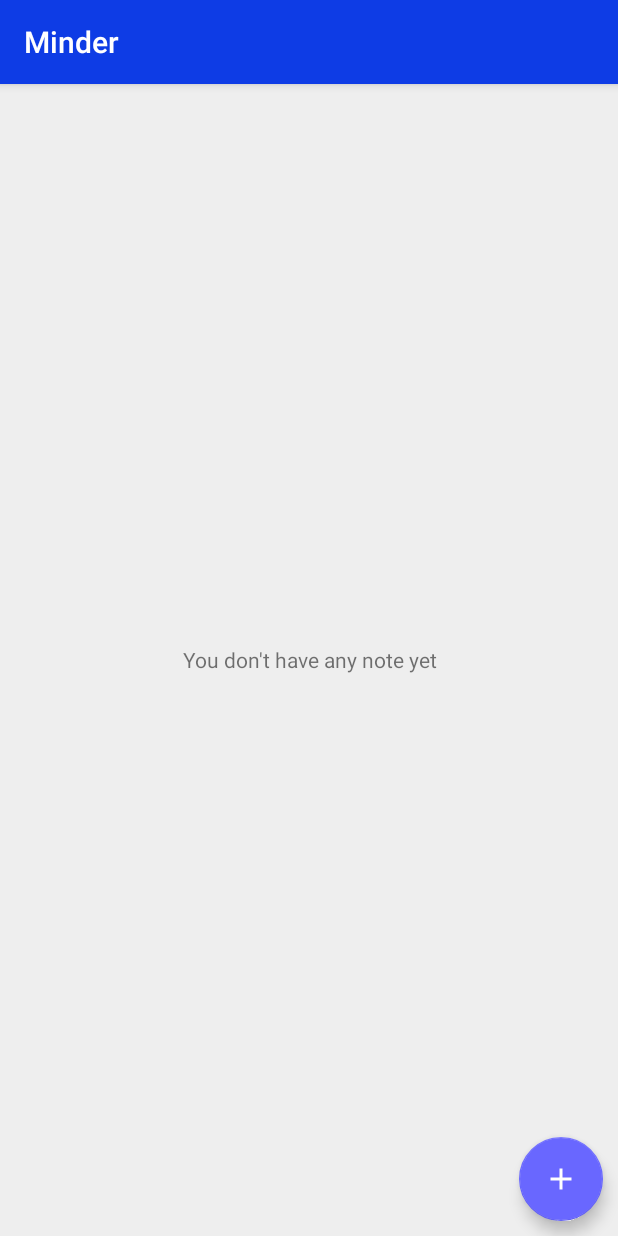
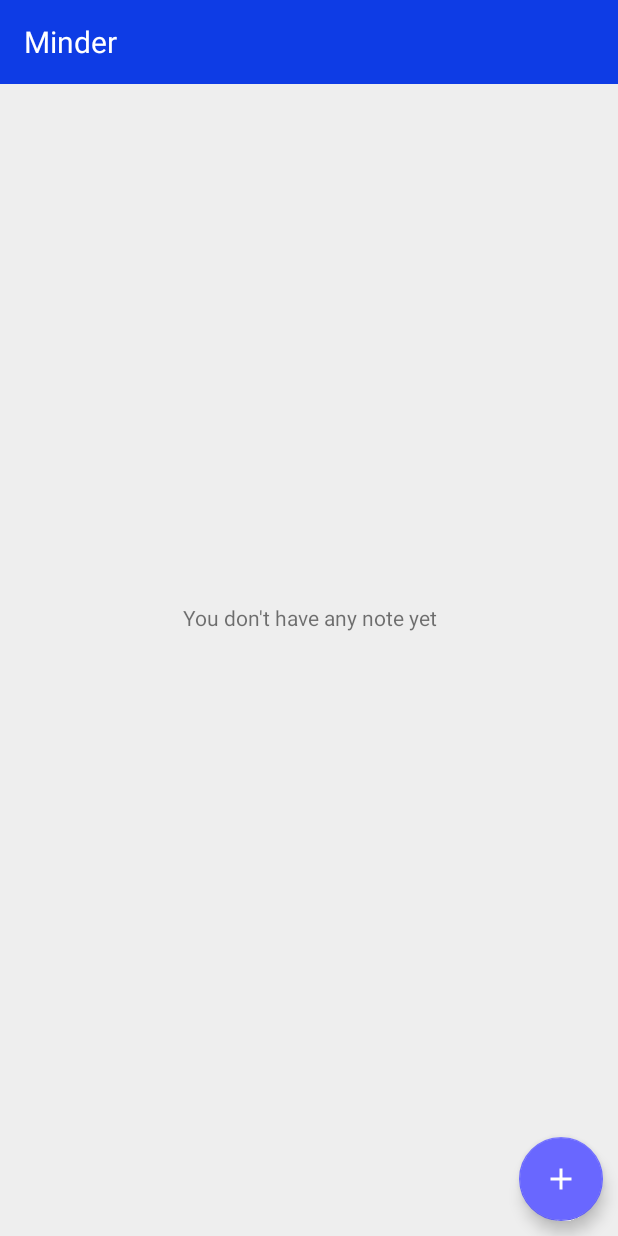
Before and after one commit to AlbanSdl/PaperBee, an Android app: the screen it shows after launch (MainActivity), on a phone screen of 412 x 824 dp. Run offline under Robolectric (Android 15) with nearby library versions, the phone set to English and light mode, and no system bars.

Commit message:
Added folder layouts
Bugs: transition to open notes are weird, we can't create folders for now

```diff
--- a/app/build.gradle
+++ b/app/build.gradle
@@ -10,15 +10,15 @@ android {
         applicationId "fr.asdl.minder"
         minSdkVersion 21
         targetSdkVersion 29
-        versionCode 1
-        versionName "0.1-unstable"
+        versionCode 2
+        versionName "0.2-unstable"
 
         testInstrumentationRunner "androidx.test.runner.AndroidJUnitRunner"
     }
 
     buildTypes {
         release {
-            minifyEnabled false
+            minifyEnabled true
             proguardFiles getDefaultProguardFile('proguard-android-optimize.txt'), 'proguard-rules.pro'
         }
     }
--- a/app/src/main/java/fr/asdl/minder/activities/MainActivity.kt
+++ b/app/src/main/java/fr/asdl/minder/activities/MainActivity.kt
@@ -1,68 +1,72 @@
 package fr.asdl.minder.activities
 
-import android.app.Activity
-import android.content.Intent
 import android.os.Bundle
 import android.view.View
 import androidx.appcompat.app.AppCompatActivity
-import androidx.core.app.ActivityOptionsCompat
-import androidx.core.util.Pair
 import androidx.core.view.ViewCompat
-import com.google.android.material.floatingactionbutton.FloatingActionButton
-import fr.asdl.minder.Fade
+import androidx.fragment.app.Fragment
+import androidx.transition.TransitionInflater
 import fr.asdl.minder.IntAllocator
 import fr.asdl.minder.R
-import fr.asdl.minder.note.*
-import fr.asdl.minder.view.sentient.SentientRecyclerView
-import kotlinx.serialization.json.Json
-import java.util.*
-import kotlin.random.Random
+import fr.asdl.minder.activities.fragments.EditorFragment
+import fr.asdl.minder.activities.fragments.FolderFragment
+import fr.asdl.minder.note.Notable
+import fr.asdl.minder.note.Note
+import fr.asdl.minder.note.NoteFolder
+import fr.asdl.minder.note.NoteManager
 
 
 class MainActivity : AppCompatActivity() {
 
-    private val idAllocator = IntAllocator()
-    private lateinit var noteManager: NoteManager
-    private val statusCodeNoteSave = Random(Date().time).nextBits(16)
-
     override fun onCreate(savedInstanceState: Bundle?) {
         super.onCreate(savedInstanceState)
-        setContentView(R.layout.activity_main)
-
-        val recycler = findViewById<SentientRecyclerView>(R.id.notes_recycler)
+        setContentView(R.layout.main_activity)
+        this.loadFragment(Fragment(R.layout.loading), null)
         Thread {
-            noteManager = NoteManager(this, idAllocator)
+            val noteManager = NoteManager(this, IntAllocator())
             noteManager.load()
             runOnUiThread {
-                recycler.adapter = NoteAdapter(noteManager)
-                Fade.fadeOut(findViewById(R.id.loadingBar))
-                Fade.fadeOut(findViewById(R.id.loadingText))
-                findViewById<FloatingActionButton>(R.id.add_note_button).setOnClickListener {
-                    val note = Note("", null, idAllocator = idAllocator, parentId = noteManager.id)
-                    note.add(NoteText(""))
-                    this.openNote(note)
-                }
+                this.openNotable(noteManager, false)
             }
         }.start()
     }
 
-    fun openNote(note: Note, vararg sharedViews: View) {
-        startActivityForResult(
-            Intent(this@MainActivity, NoteEditor::class.java).putExtra("note", Json.encodeToString(noteManager.serializer, note)),
-            statusCodeNoteSave, ActivityOptionsCompat.makeSceneTransitionAnimation(this@MainActivity, *arrayOf(*sharedViews).plusElement(findViewById<FloatingActionButton>(R.id.add_note_button)).map { v -> Pair(v, ViewCompat.getTransitionName(v)) }.toTypedArray()).toBundle()
-        )
+    fun openNotable(notable: Notable<*>, vararg sharedViews: View) {
+        this.openNotable(notable, true, *sharedViews)
     }
 
-    override fun onActivityResult(requestCode: Int, resultCode: Int, data: Intent?) {
-        super.onActivityResult(requestCode, resultCode, data)
-        if (requestCode == statusCodeNoteSave && resultCode == Activity.RESULT_OK) {
-            val noteStr = data?.getStringExtra("note")
-            if (noteStr != null) {
-                val note = Json.decodeFromString(noteManager.serializer, noteStr)
-                note.noteManager = noteManager
-                note.idAllocator = this.idAllocator
-                note.save()
+    private fun openNotable(notable: Notable<*>, addToBackStack: Boolean, vararg  sharedViews: View) = this.loadFragment(
+        if (notable is NoteFolder) FolderFragment(notable) else EditorFragment(notable as Note),
+        if (addToBackStack) notable.id.toString() else null,
+        if (notable is NoteManager) FragmentTransition.LOADING_FADE else if (notable is NoteFolder) FragmentTransition.SLIDE else FragmentTransition.EXPLODE,
+        *sharedViews
+    )
+
+    private fun loadFragment(frag: Fragment, addToBackStackTag: String?,
+                             transition: FragmentTransition? = null,
+                             vararg  sharedViews: View) {
+
+        if (transition != null) {
+            val currentFragment = supportFragmentManager.findFragmentById(R.id.folder_contents)
+            if (currentFragment != null) {
+                currentFragment.sharedElementReturnTransition = TransitionInflater.from(this@MainActivity).inflateTransition(R.transition.note_editor_open)
+                currentFragment.exitTransition = TransitionInflater.from(this@MainActivity).inflateTransition(transition.animOut)
             }
+            frag.sharedElementEnterTransition = TransitionInflater.from(this@MainActivity).inflateTransition(R.transition.note_editor_open)
+            frag.enterTransition = TransitionInflater.from(this@MainActivity).inflateTransition(transition.animIn)
         }
+
+        val transaction = supportFragmentManager.beginTransaction()
+        arrayOf(*sharedViews).forEach { transaction.addSharedElement(it, ViewCompat.getTransitionName(it) ?: "") }
+        transaction.replace(R.id.folder_contents, frag, addToBackStackTag)
+        if (addToBackStackTag != null) transaction.addToBackStack(addToBackStackTag)
+        transaction.commit()
     }
+
+    private enum class FragmentTransition(val animIn: Int, val animOut: Int) {
+        SLIDE(android.R.transition.slide_left, android.R.transition.slide_right),
+        LOADING_FADE(android.R.transition.no_transition, android.R.transition.fade),
+        EXPLODE(android.R.transition.explode, android.R.transition.explode)
+    }
+
 }
--- /dev/null
+++ b/app/src/main/java/fr/asdl/minder/activities/fragments/FolderFragment.kt
@@ -0,0 +1,33 @@
+package fr.asdl.minder.activities.fragments
+
+import android.view.View
+import android.widget.TextView
+import androidx.appcompat.app.AppCompatActivity
+import com.google.android.material.floatingactionbutton.FloatingActionButton
+import fr.asdl.minder.R
+import fr.asdl.minder.activities.MainActivity
+import fr.asdl.minder.note.Note
+import fr.asdl.minder.note.NoteAdapter
+import fr.asdl.minder.note.NoteFolder
+import fr.asdl.minder.note.NoteText
+import fr.asdl.minder.view.sentient.SentientRecyclerView
+
+class FolderFragment(private val folder: NoteFolder) : MinderFragment() {
+
+    override val layoutId: Int = R.layout.folder_content
+
+    override fun onLayoutInflated(view: View) {
+        (activity as AppCompatActivity).setSupportActionBar(view.findViewById(R.id.folder_toolbar))
+        (activity as AppCompatActivity).supportActionBar!!.setHomeButtonEnabled(folder.id != -1)
+        view.findViewById<TextView>(R.id.folder_name).text = folder.title
+        val recycler = view.findViewById<SentientRecyclerView>(R.id.notes_recycler)
+        recycler.adapter = NoteAdapter(folder)
+        view.findViewById<FloatingActionButton>(R.id.add_note_button).setOnClickListener {
+            val note = Note("", folder.noteManager, idAllocator = folder.idAllocator, parentId = folder.id)
+            folder.add(note)
+            note.add(NoteText(""))
+            (this.activity as MainActivity).openNotable(note)
+        }
+    }
+
+}
--- /dev/null
+++ b/app/src/main/java/fr/asdl/minder/activities/fragments/MinderFragment.kt
@@ -0,0 +1,41 @@
+package fr.asdl.minder.activities.fragments
+
+import android.os.Bundle
+import android.util.TypedValue
+import android.view.*
+import androidx.fragment.app.Fragment
+
+abstract class MinderFragment : Fragment() {
+
+    abstract val layoutId: Int
+    open val menuLayoutId: Int? = null
+    open val styleId: Int? = null
+    abstract fun onLayoutInflated(view: View)
+
+    override fun onCreateView(
+        inflater: LayoutInflater,
+        container: ViewGroup?,
+        savedInstanceState: Bundle?
+    ): View? {
+        this.setHasOptionsMenu(true)
+        val fragmentInflater = if (styleId != null) inflater.cloneInContext(ContextThemeWrapper(activity, styleId!!)) else inflater
+
+        val statusBarColor = TypedValue()
+        fragmentInflater.context.theme.resolveAttribute(android.R.attr.statusBarColor, statusBarColor, true)
+        activity?.window?.statusBarColor = statusBarColor.data
+
+        val view = fragmentInflater.inflate(this.layoutId, container, false)
+        this.onLayoutInflated(view)
+        return view
+    }
+
+    final override fun onCreateOptionsMenu(menu: Menu, inflater: MenuInflater) {
+        if (this.menuLayoutId != null) inflater.inflate(this.menuLayoutId!!, menu)
+        super.onCreateOptionsMenu(menu, inflater)
+    }
+
+    override fun onOptionsItemSelected(item: MenuItem): Boolean {
+        return false
+    }
+
+}
--- a/app/src/main/java/fr/asdl/minder/note/NoteAdapter.kt
+++ b/app/src/main/java/fr/asdl/minder/note/NoteAdapter.kt
@@ -11,25 +11,23 @@ import fr.asdl.minder.activities.MainActivity
 import fr.asdl.minder.view.sentient.SentientRecyclerView
 import fr.asdl.minder.view.sentient.SentientRecyclerViewAdapter
 
-class NoteAdapter(dataContainer: NoteManager) : SentientRecyclerViewAdapter<Notable<*>>(dataContainer) {
+class NoteAdapter(dataContainer: NoteFolder) : SentientRecyclerViewAdapter<Notable<*>>(dataContainer) {
 
     override fun getLayoutId(): Int {
         return R.layout.notes_layout
     }
 
     override fun onBindViewHolder(holder: ViewHolder, content: Notable<*>) {
-        if (content !is Note) return
-        // FIXME: 27/09/2020 Implement the folder UI and behaviour
         (holder.findViewById(R.id.note_title)!! as TextView).text = content.title
         val rec = (holder.findViewById(R.id.note_elements_recycler) as SentientRecyclerView)
-        if (content.getContents().isNotEmpty()) {
+        if (content.getContents().isNotEmpty() && content is Note) {
             rec.visibility = View.VISIBLE
             rec.adapter = NotePartAdapterInList(content, holder.findViewById(R.id.note_element) as View)
             rec.addTouchDelegation()
         } else {
             rec.visibility = View.GONE
         }
-        (holder.findViewById(R.id.note_element) as View).setOnClickListener { (holder.itemView.context as MainActivity).openNote(
+        (holder.findViewById(R.id.note_element) as View).setOnClickListener { (holder.itemView.context as MainActivity).openNotable(
             content,
             it,
             holder.findViewById(R.id.note_title) as View,
--- a/app/src/main/java/fr/asdl/minder/note/NoteManager.kt
+++ b/app/src/main/java/fr/asdl/minder/note/NoteManager.kt
@@ -5,10 +5,10 @@ import fr.asdl.minder.IntAllocator
 import fr.asdl.minder.R
 import fr.asdl.minder.preferences.SavedDataDirectory
 
-class NoteManager(private val context: Context, idAllocator: IntAllocator) : NoteFolder("", idAllocator = idAllocator, noteManager = null, parentId = null) {
+class NoteManager(private val context: Context, idAllocator: IntAllocator) : NoteFolder(context.getString(R.string.app_name), idAllocator = idAllocator, noteManager = null, parentId = null) {
 
     private val dataDirectory = SavedDataDirectory(this.context.getString(R.string.notes_directory_name), context)
-    val serializer = NoteSerializer()
+    private val serializer = NoteSerializer()
 
     fun load() {
         val saved = dataDirectory.loadData(this.serializer)
--- a/app/src/main/java/fr/asdl/minder/note/NoteSerializer.kt
+++ b/app/src/main/java/fr/asdl/minder/note/NoteSerializer.kt
@@ -45,7 +45,7 @@
             var id: Int? = null
             var order: Int? = null
             var items: List<NotePart>? = null
-            var parentId: Int? = null
+            var parentId: Int = -1
             loop@ while (true) {
                 when(val index = decodeElementIndex(descriptor)) {
                     descriptor.getElementIndex("title") -> title = this.decodeStringElement(descriptor, index)
--- a/app/src/main/java/fr/asdl/minder/view/sentient/SentientRecyclerView.kt
+++ b/app/src/main/java/fr/asdl/minder/view/sentient/SentientRecyclerView.kt
@@ -1,7 +1,6 @@
 package fr.asdl.minder.view.sentient
 
 import android.annotation.SuppressLint
-import android.app.Activity
 import android.content.Context
 import android.util.AttributeSet
 import android.view.MotionEvent
@@ -16,7 +15,9 @@ import fr.asdl.minder.R
  * A special [RecyclerView] that feels the presence of content in its data set.
  * It also handles swipe deletion gesture if the "app:allowSwipe" attribute is set to true.
  * You can choose only to swipe a part of the [RecyclerView.ViewHolder] by passing the id of the
- * view to swipe in the "app:swipeableView" attribute.
+ * view to swipe in the "app:swipeableView" attribute. Precise the "app:underSwipeView" if you
+ * have problems with animations (if you put a view under the swipeableView and if you see it
+ * because of animations such as "destroy" or "fade")
  * You can also provide a view that should be displayed if no element is contained in the Adapter
  * data set. You can do so by adding its id to the "app:emptyView" attribute.
  * The [SentientRecyclerView] also enforces the android:nestedScrollingEnabled="false" attribute
@@ -77,6 +78,15 @@ class SentientRecyclerView(context: Context, attr: AttributeSet, defStyleAttr: I
     )
 
     /**
+     * The id of the view which is under the Swipeable view, as explained in the description of
+     * [SentientRecyclerView].
+     */
+    val underSwipeableViewRes: Int = attr.getAttributeResourceValue(
+        context.getString(R.string.namespace),
+        context.getString(R.string.namespaced_recycler_underSwipeableViewId), -1
+    )
+
+    /**
      * An Observer that is notified every time the data set of the [RecyclerView.Adapter] changes.
      * This is used in order to detect when the [RecyclerView.Adapter] has no more items and to
      * display the [emptyView] at the proper time.
@@ -84,7 +94,7 @@ class SentientRecyclerView(context: Context, attr: AttributeSet, defStyleAttr: I
     private val emptyObserver: AdapterDataObserver = object : AdapterDataObserver() {
         private fun setupEmptyView(): Boolean {
             if (emptyView == null) {
-                emptyView = (getContext() as Activity).findViewById(emptyViewRes)
+                emptyView = rootView.findViewById(emptyViewRes)
                 if (emptyView == null) return false
             }
             return true
--- a/app/src/main/res/layout/activity_main.xml
+++ b/app/src/main/res/layout/folder_content.xml
@@ -1,35 +1,31 @@
 <?xml version="1.0" encoding="utf-8"?>
 <androidx.constraintlayout.widget.ConstraintLayout xmlns:android="http://schemas.android.com/apk/res/android"
     xmlns:app="http://schemas.android.com/apk/res-auto"
-    xmlns:tools="http://schemas.android.com/tools"
     android:layout_width="match_parent"
-    android:layout_height="match_parent"
-    tools:context=".activities.MainActivity">
+    android:layout_height="match_parent">
 
-    <TextView
-        android:id="@+id/loadingText"
-        android:layout_width="wrap_content"
-        android:layout_height="wrap_content"
-        android:paddingTop="@dimen/padding_small"
-        android:text="@string/loading"
-        android:textAlignment="center"
-        app:layout_constraintBottom_toBottomOf="parent"
-        app:layout_constraintLeft_toLeftOf="parent"
-        app:layout_constraintRight_toRightOf="parent"
-        app:layout_constraintTop_toTopOf="parent" />
-
-    <ProgressBar
-        android:id="@+id/loadingBar"
-        style="?android:attr/progressBarStyle"
+    <androidx.appcompat.widget.Toolbar
+        android:id="@+id/folder_toolbar"
         android:layout_width="match_parent"
         android:layout_height="wrap_content"
-        android:indeterminate="true"
-        app:layout_constraintBottom_toTopOf="@+id/loadingText" />
+        android:background="@color/colorPrimary"
+        app:layout_constraintStart_toStartOf="parent"
+        app:layout_constraintTop_toTopOf="parent">
+
+        <TextView
+            android:id="@+id/folder_name"
+            android:layout_width="match_parent"
+            android:layout_height="match_parent"
+            android:gravity="center_vertical"
+            android:textColor="@color/blank"
+            android:textSize="@dimen/appBarTextSize" />
+
+    </androidx.appcompat.widget.Toolbar>
 
     <fr.asdl.minder.view.sentient.SentientRecyclerView
         android:id="@+id/notes_recycler"
         android:layout_width="match_parent"
-        android:layout_height="match_parent"
+        android:layout_height="0dp"
         android:clipToPadding="false"
         android:fadeScrollbars="true"
         android:nestedScrollingEnabled="true"
@@ -38,16 +34,22 @@
         android:scrollbarStyle="outsideOverlay"
         android:scrollbars="vertical"
         app:emptyView="@+id/no_note"
-        app:layout_constraintTop_toTopOf="parent"
+        app:underSwipeableView="@+id/note_background"
+        app:layout_constraintBottom_toBottomOf="parent"
+        app:layout_constraintTop_toBottomOf="@+id/folder_toolbar"
         app:swipeableView="@+id/note_element" />
 
     <TextView
         android:id="@+id/no_note"
-        android:layout_width="match_parent"
-        android:layout_height="match_parent"
+        android:layout_width="0dp"
+        android:layout_height="0dp"
         android:gravity="center"
         android:text="@string/no_note"
-        android:visibility="gone" />
+        android:visibility="gone"
+        app:layout_constraintBottom_toBottomOf="parent"
+        app:layout_constraintEnd_toEndOf="parent"
+        app:layout_constraintStart_toStartOf="parent"
+        app:layout_constraintTop_toTopOf="parent" />
 
     <com.google.android.material.floatingactionbutton.FloatingActionButton
         android:id="@+id/add_note_button"
--- /dev/null
+++ b/app/src/main/res/layout/main_activity.xml
@@ -0,0 +1,16 @@
+<?xml version="1.0" encoding="utf-8"?>
+<androidx.constraintlayout.widget.ConstraintLayout xmlns:android="http://schemas.android.com/apk/res/android"
+    xmlns:app="http://schemas.android.com/apk/res-auto"
+    android:layout_width="match_parent"
+    android:layout_height="match_parent">
+
+    <FrameLayout
+        android:id="@+id/folder_contents"
+        android:layout_width="match_parent"
+        android:layout_height="0dp"
+        app:layout_constraintTop_toTopOf="parent"
+        app:layout_constraintBottom_toBottomOf="parent">
+
+    </FrameLayout>
+
+</androidx.constraintlayout.widget.ConstraintLayout>
--- a/app/src/main/res/layout/notes_layout.xml
+++ b/app/src/main/res/layout/notes_layout.xml
@@ -13,7 +13,8 @@
         android:layout_marginBottom="@dimen/padding_tiny"
         android:layout_marginLeft="@dimen/padding_small"
         android:layout_marginRight="@dimen/padding_small"
-        android:id="@+id/note_background">
+        android:id="@+id/note_background"
+        android:visibility="gone">
 
         <ImageView
             android:layout_width="wrap_content"
@@ -70,7 +71,7 @@
                 app:layout_constraintTop_toBottomOf="@+id/note_title"
                 app:layout_constraintHeight_default="spread"
                 app:layout_constraintHeight_max="@dimen/max_note_display_contents"
-                android:transitionName="@string/transition_name"
+                android:transitionName="@string/transition_name_contents"
                 android:requiresFadingEdge="vertical"
                 android:fadingEdgeLength="@dimen/note_fading_edge_length"/>
 
--- a/app/src/main/res/values/attrs.xml
+++ b/app/src/main/res/values/attrs.xml
@@ -4,5 +4,6 @@
         <attr name="emptyView" format="reference"/>
         <attr name="swipeableView" format="reference"/>
         <attr name="allowSwipe" format="boolean"/>
+        <attr name="underSwipeableView" format="reference"/>
     </declare-styleable>
 </resources>
--- a/app/src/main/res/values/dimens.xml
+++ b/app/src/main/res/values/dimens.xml
@@ -9,4 +9,5 @@
     <dimen name="max_note_display_contents">120dp</dimen>
     <dimen name="note_fading_edge_length">30dp</dimen>
     <dimen name="note_content_size">14sp</dimen>
+    <dimen name="appBarTextSize">20sp</dimen>
 </resources>
--- a/app/src/main/res/values/strings.xml
+++ b/app/src/main/res/values/strings.xml
@@ -6,6 +6,7 @@
     <string name="namespace" translatable="false">http://schemas.android.com/apk/res-auto</string>
     <string name="namespaced_recycler_emptyViewId" translatable="false">emptyView</string>
     <string name="namespaced_recycler_swipeableViewId" translatable="false">swipeableView</string>
+    <string name="namespaced_recycler_underSwipeableViewId" translatable="false">underSwipeableView</string>
     <string name="namespaced_recycler_swipeable" translatable="false">allowSwipe</string>
     <string name="transition_name" translatable="false">editorTransitionOpen</string>
     <string name="transition_name_title" translatable="false">editorTransitionOpenTitle</string>
--- a/app/src/main/res/values/styles.xml
+++ b/app/src/main/res/values/styles.xml
@@ -1,6 +1,6 @@
 <resources>
 
-    <style name="AppTheme" parent="Theme.MaterialComponents.DayNight.DarkActionBar">
+    <style name="AppTheme" parent="Theme.MaterialComponents.DayNight.NoActionBar">
         <item name="android:colorBackground">@color/semiBlank</item>
         <item name="colorPrimary">@color/colorPrimary</item>
         <item name="colorPrimaryDark">@color/colorPrimaryDark</item>
@@ -29,7 +29,6 @@
         <item name="colorPrimaryDark">@color/colorPrimaryDark</item>
         <item name="colorAccent">@color/colorAccent</item>
         <item name="android:statusBarColor">@color/editorStatusBar</item>
-        <item name="android:windowSharedElementEnterTransition">@transition/note_editor_open</item>
         <item name="android:background">@android:color/transparent</item>
         <item name="android:windowBackground">@android:color/transparent</item>
         <item name="android:colorBackgroundCacheHint">@null</item>
```
Also changed, not shown: app/src/main/AndroidManifest.xml (+2 -5 lines), app/src/main/java/fr/asdl/minder/activities/NoteEditor.kt (deleted, +0 -156 lines), app/src/main/java/fr/asdl/minder/activities/fragments/EditorFragment.kt (added, +101 -0 lines), app/src/main/java/fr/asdl/minder/view/sentient/SentientSwipeBehaviour.kt (+10 -5 lines), app/src/main/res/layout/loading.xml (added, +49 -0 lines).
